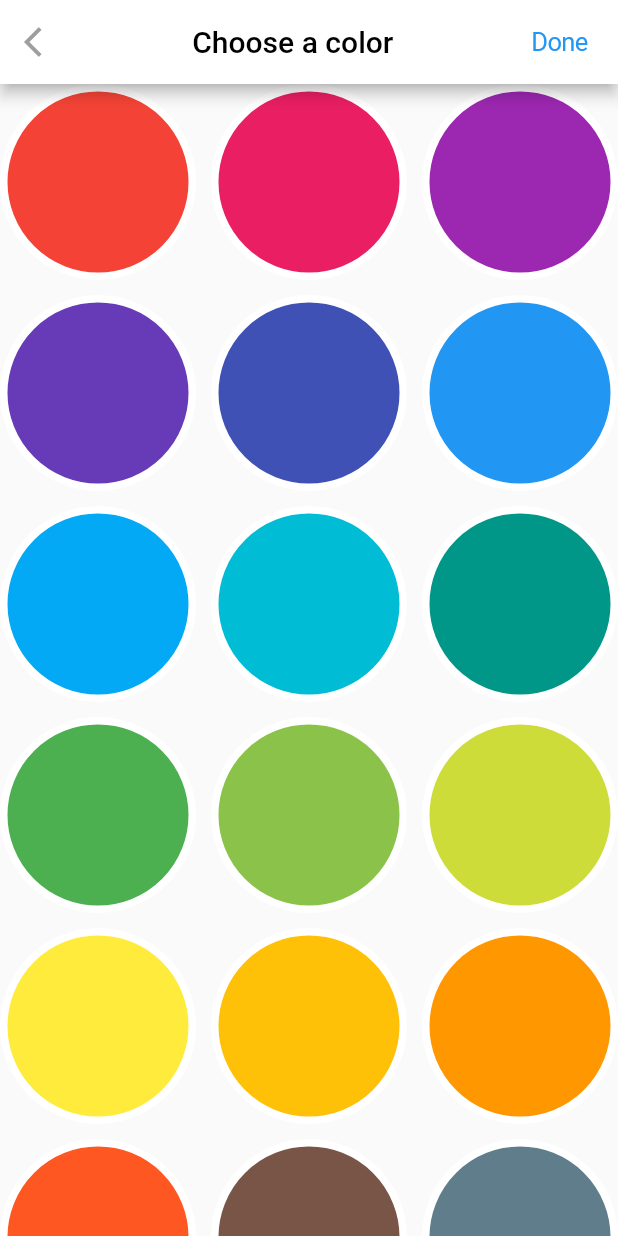
After one commit to lmint1/collab_draw_app, a Flutter app: the ChooseColorDialog screen opened directly, on a phone screen of 412 x 824 dp. The commit adds this screen. Run offline on Flutter 3.47's test engine with Material 2 defaults, Android fonts, the phone set to English and light mode, and no system bars; our stand-ins replace rxdart.

Commit message:
Changing color

```diff
--- a/lib/pages/home_page.dart
+++ b/lib/pages/home_page.dart
@@ -35,7 +35,6 @@ class _MyHomePageState extends State<MyHomePage> {
           onPanEnd: _viewModel.onPanEnd,
           child: _customPaint()
       ),
-
       floatingActionButton: AnimatedFabGroup(_viewModel),
     );
   }
--- a/lib/pages/home_view_model.dart
+++ b/lib/pages/home_view_model.dart
@@ -5,7 +5,7 @@ import 'package:rxdart/rxdart.dart';
 
 class HomeViewModel {
 
-  final Color color;
+  Color color;
   List<TouchPoint> _current = [];
 
   List<List<TouchPoint>> _drawings = [];
--- /dev/null
+++ b/lib/widgets/choose_color_dialog.dart
@@ -0,0 +1,85 @@
+import 'package:flutter/cupertino.dart';
+import 'package:flutter/material.dart';
+import 'package:flutter/widgets.dart';
+
+class ChooseColorDialog extends StatefulWidget {
+  @override
+  _ChooseColorDialogState createState() => _ChooseColorDialogState();
+}
+
+class _ChooseColorDialogState extends State<ChooseColorDialog> {
+  final colors = [...Colors.primaries, ...Colors.accents];
+  int _selected = -1;
+
+  @override
+  Widget build(BuildContext context) {
+    final title = Text(
+      "Choose a color",
+      style: TextStyle(color: Colors.black)
+    );
+    return Scaffold(
+      appBar: AppBar(
+        leading: IconButton(
+          icon: Icon(Icons.arrow_back_ios, color: Colors.grey),
+          onPressed: () {_selected = -1; pop();},
+        ), // Disables back button
+        backgroundColor: Colors.white,
+        title: Center(child: title),
+        actions: [CupertinoButton(child: Text("Done"),onPressed: pop)],
+      ),
+      body: GridView.builder(
+        gridDelegate: SliverGridDelegateWithFixedCrossAxisCount(
+          crossAxisCount: 3,
+          crossAxisSpacing: 10,
+          mainAxisSpacing: 10
+        ),
+        itemCount: colors.length,
+        itemBuilder: _itemBuilder,
+      ),
+    );
+  }
+
+  void pop() => Navigator.of(context).pop(
+      _selected < 0 ? null : colors[_selected]);
+
+  Widget _itemBuilder(BuildContext context, int index) => GestureDetector(
+      onTap: () => setState(() => _selected = index),
+      child: _ColorItem(colors[index], _selected == index),
+    );
+}
+
+class _CloseButton extends StatelessWidget {
+  final Function _onPressed;
+
+  const _CloseButton(this._onPressed);
+
+  @override
+  Widget build(BuildContext context) => Padding(
+      padding: const EdgeInsets.all(8.0),
+      child: IconButton(
+          icon: Icon(Icons.clear, color: Colors.grey), onPressed: _onPressed));
+}
+
+class _ColorItem extends StatelessWidget {
+  final Color color;
+  final bool isSelected;
+
+  _ColorItem(this.color, this.isSelected);
+
+  @override
+  Widget build(BuildContext context) {
+    const size = 120.0;
+    return Container(
+      width: size,
+      height: size,
+      decoration: BoxDecoration(
+        color: color,
+        shape: BoxShape.circle,
+        border: Border.all(
+          color: isSelected ? Colors.black45 : Colors.white,
+          width: 5.0,
+        ),
+      ),
+    );
+  }
+}
```
Also changed, not shown: lib/widgets/animated_fab_group.dart (+7 -20 lines).
